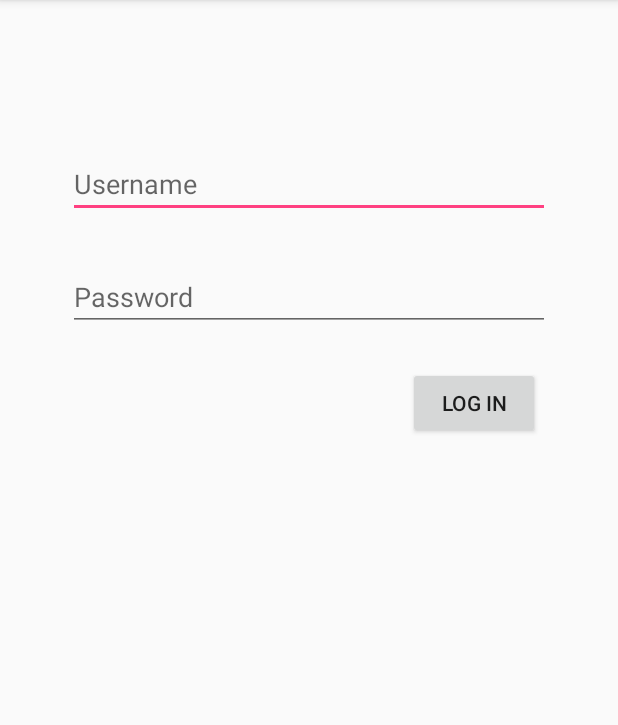
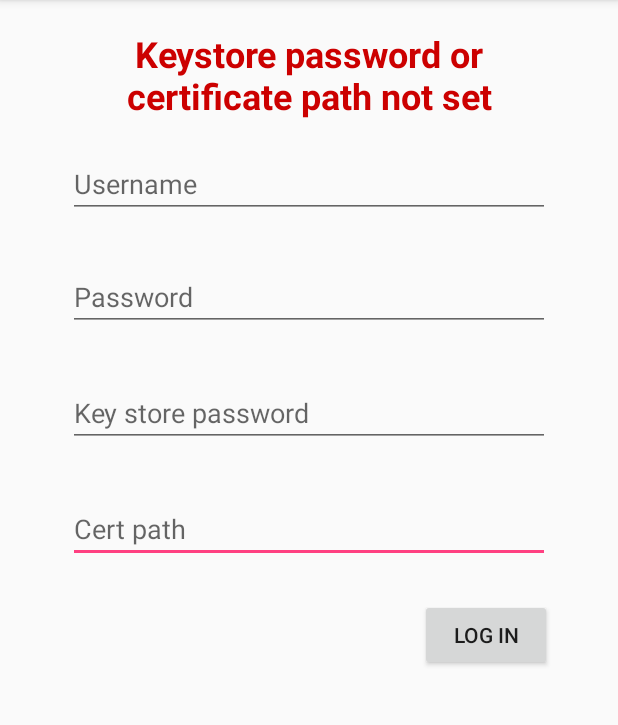
Before and after one commit to mrdzoviii/sigurnost_na_internetu, an Android app: the screen it shows after launch (LoginActivity), after a tap on "LOG IN", on a phone screen of 412 x 824 dp, the part 84-809 px from its top. Run offline under Robolectric (Android 15) with nearby library versions, the phone set to English and light mode, and no system bars; libraries missing offline, so code that uses them is left out: com.obsez.android.

Commit message:
Dodan file chooser ukoliko nije setovan sertifikat

```diff
--- a/Authenticator/app/build.gradle
+++ b/Authenticator/app/build.gradle
@@ -29,6 +29,7 @@ dependencies {
     implementation 'com.madgag.spongycastle:prov:1.58.0.0'
     implementation 'com.madgag.spongycastle:pkix:1.54.0.0'
     implementation 'com.madgag.spongycastle:pg:1.54.0.0'
+    implementation 'com.obsez.android.lib.filechooser:filechooser:1.1.10'
     implementation 'commons-codec:commons-codec:1.11'
     implementation 'com.squareup.retrofit2:retrofit:2.4.0'
     implementation 'com.squareup.retrofit2:converter-gson:2.4.0'
--- a/Authenticator/app/src/main/java/org/unibl/etf/sni/authenticator/LoginActivity.java
+++ b/Authenticator/app/src/main/java/org/unibl/etf/sni/authenticator/LoginActivity.java
@@ -3,14 +3,20 @@ package org.unibl.etf.sni.authenticator;
 
         import android.content.Context;
         import android.content.SharedPreferences;
+        import android.os.Environment;
         import android.support.v7.app.AppCompatActivity;
         import android.os.Bundle;
+        import android.text.InputType;
         import android.view.View;
         import android.widget.Button;
         import android.widget.EditText;
         import android.widget.TextView;
 
+        import com.obsez.android.lib.filechooser.ChooserDialog;
+
         import org.unibl.etf.sni.task.LoginTask;
+
+        import java.io.File;
 
 
 public class LoginActivity extends AppCompatActivity {
@@ -18,10 +24,14 @@ public class LoginActivity extends AppCompatActivity {
     private EditText mUsername;
     private EditText mPassword;
     private EditText mKeyStorePass;
+    private EditText mCertPath;
     private TextView error;
     private Button mButton;
 
 
+    private void updateLabel(String text){
+        mCertPath.setText(text.toString());
+    }
 
     @Override
     protected void onCreate(Bundle savedInstanceState) {
@@ -31,21 +41,54 @@ public class LoginActivity extends AppCompatActivity {
         mUsername=findViewById(R.id.username);
         mPassword=findViewById(R.id.password);
         mKeyStorePass=findViewById(R.id.keyStorePass);
+        mCertPath=findViewById(R.id.certPath);
         error=findViewById(R.id.wrongCredentials);
+        mCertPath.setKeyListener(null);
+        mCertPath.setInputType(InputType.TYPE_NULL);
+        final SharedPreferences preferences=getSharedPreferences("KeyStore",Context.MODE_PRIVATE);
+        mCertPath.setOnClickListener(new View.OnClickListener() {
+            @Override
+            public void onClick(View v) {
+                String path= Environment.getExternalStorageDirectory().getAbsolutePath();
+                new ChooserDialog().with(LoginActivity.this)
+                        .withStartFile(path)
+                        .withChosenListener(new ChooserDialog.Result() {
+                            @Override
+                            public void onChoosePath(String path, File pathFile) {
+                                updateLabel(path);
+                            }
+                        })
+                        .build()
+                        .show();
+            }
+        });
 
-        SharedPreferences preferences=getSharedPreferences("KeyStore",Context.MODE_PRIVATE);
         String password=preferences.getString("keyStorePass","");
-        System.out.println("PASSWORD:"+password);
+        String certPath=preferences.getString("certPath","");
         if(password.isEmpty()){
             mKeyStorePass.setVisibility(View.VISIBLE);
+        }
+        if(certPath.isEmpty()){
+            mCertPath.setVisibility(View.VISIBLE);
+
         }
 
 
 
     }
     public void login(View view){
-        // new DocumentsThread(null,this).start();
-        new LoginTask(mUsername,mPassword,mKeyStorePass,error,this).execute();
+
+        if(mCertPath.getVisibility()==View.VISIBLE && mKeyStorePass.getVisibility()==View.VISIBLE){
+            if(mCertPath.getText().toString().isEmpty() || mKeyStorePass.getText().toString().isEmpty()){
+                error.setText(getString(R.string.wrong_certificate));
+                error.setVisibility(View.VISIBLE);
+                return;
+            }
+        }
+        error.setVisibility(View.GONE);
+        LoginTask task=new LoginTask(mUsername,mPassword,mKeyStorePass,mCertPath,error,this);
+        task.execute();
+
     }
 
 
--- a/Authenticator/app/src/main/java/org/unibl/etf/sni/util/MyCAVerification.java
+++ b/Authenticator/app/src/main/java/org/unibl/etf/sni/util/MyCAVerification.java
@@ -50,8 +50,7 @@ public class MyCAVerification {
         KeyManager[] keyManagers=null;
         try {
             KeyStore keyStore=KeyStore.getInstance("PKCS12");
-            File sdCard=new File(Environment.getExternalStorageDirectory().getAbsolutePath());
-            File file= new File(sdCard,"/Keystore/CLIENT.p12");
+            File file= new File(context.getSharedPreferences("KeyStore",Context.MODE_PRIVATE).getString("certPath",""));
             if(file.exists()) {
                 FileInputStream fis=new FileInputStream(file);
                 char[] clientCertPassword = context.getSharedPreferences("KeyStore",Context.MODE_PRIVATE).getString("keyStorePass","changeit").toCharArray();
--- a/Authenticator/app/src/main/res/layout/activity_login.xml
+++ b/Authenticator/app/src/main/res/layout/activity_login.xml
@@ -5,6 +5,24 @@
     android:layout_width="match_parent"
     android:layout_height="match_parent"
     tools:context=".LoginActivity">
+
+    <EditText
+        android:id="@+id/certPath"
+        android:layout_width="0dp"
+        android:layout_height="wrap_content"
+        android:layout_marginEnd="45dp"
+        android:layout_marginStart="45dp"
+        android:layout_marginTop="32dp"
+        android:ems="10"
+        android:hint="@string/certPath"
+        android:inputType="text"
+        android:selectAllOnFocus="false"
+        android:singleLine="true"
+        android:visibility="gone"
+        app:layout_constraintEnd_toEndOf="parent"
+        app:layout_constraintHorizontal_bias="0.0"
+        app:layout_constraintStart_toStartOf="parent"
+        app:layout_constraintTop_toBottomOf="@+id/keyStorePass" />
 
     <EditText
         android:id="@+id/keyStorePass"
@@ -59,12 +77,12 @@
         android:id="@+id/btnLogin"
         android:layout_width="wrap_content"
         android:layout_height="wrap_content"
-        android:layout_marginEnd="52dp"
+        android:layout_marginEnd="44dp"
         android:layout_marginTop="24dp"
         android:onClick="login"
         android:text="@string/login"
         app:layout_constraintEnd_toEndOf="parent"
-        app:layout_constraintTop_toBottomOf="@+id/keyStorePass" />
+        app:layout_constraintTop_toBottomOf="@+id/certPath" />
 
     <TextView
         android:id="@+id/wrongCredentials"
--- a/Authenticator/app/src/main/res/values/strings.xml
+++ b/Authenticator/app/src/main/res/values/strings.xml
@@ -10,7 +10,9 @@
     <string name="ok">YES</string>
     <string name="no">NO</string>
     <string name="key_store_pass">Key store password</string>
+    <string name="certPath">Cert path</string>
     <string name="wrong_credentials">Wrong credentials</string>
+    <string name="wrong_certificate">Keystore password or certificate path not set</string>
     <string name="client_cert_alias">Client</string>
     <string name="serviceProtocol">https://</string>
     <string name="host">10.0.2.2</string>
```
Also changed, not shown: Authenticator/app/src/main/java/org/unibl/etf/sni/task/LoginTask.java (+23 -2 lines).
